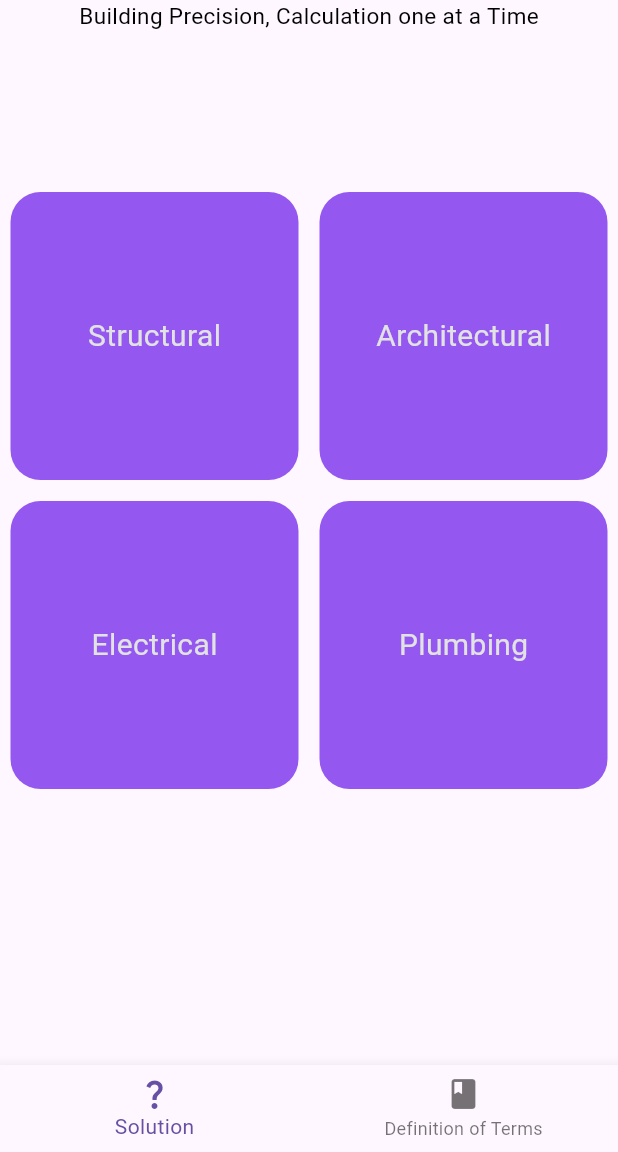
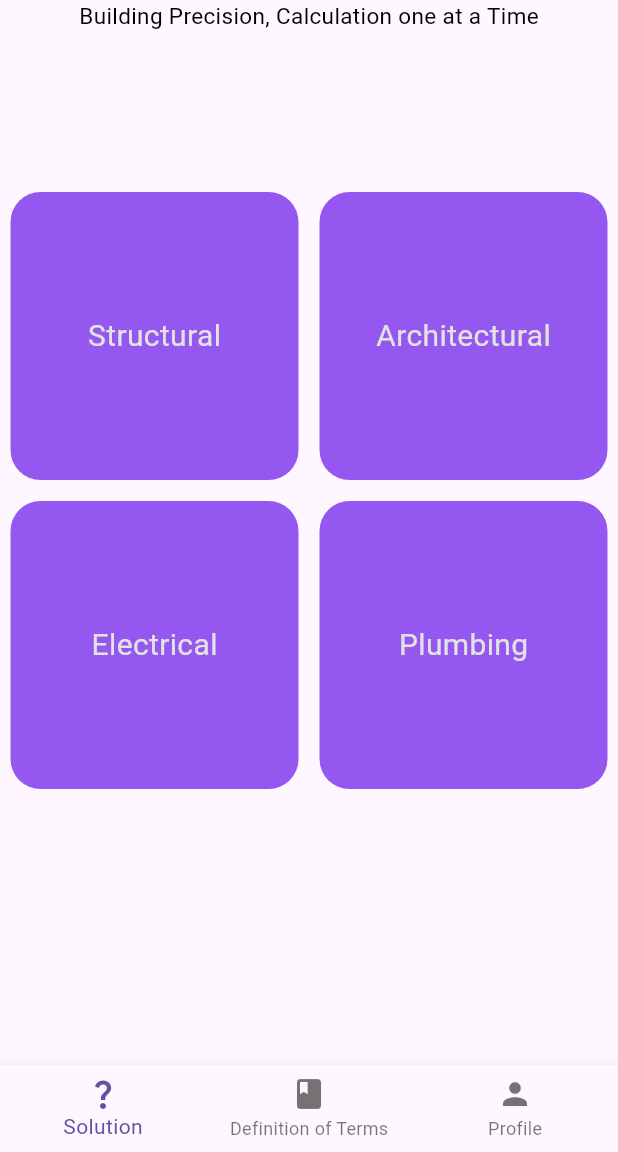
Before and after one commit to Kazuto-dev/thesismob, a Flutter app: the screen it shows after launch, on a phone screen of 412 x 824 dp, the part 84-1236 px from its top. Run offline on Flutter 3.47's test engine with Material 3 defaults, Android fonts, the phone set to English and light mode, and no system bars; our stand-ins replace firebase_auth, firebase_core, google_sign_in; accounts and stored records are empty.

Commit message:
changes 15/12/23

```diff
--- a/lib/frames/Mains/MainMenu.dart
+++ b/lib/frames/Mains/MainMenu.dart
@@ -1,6 +1,7 @@
-// ignore_for_file: prefer_const_constructors, prefer_const_literals_to_create_immutables
+// ignore_for_file: file_names, use_super_parameters, unused_import, prefer_const_constructors, prefer_const_literals_to_create_immutables
 
 import 'package:flutter/material.dart';
+import 'package:thesismob/frames/Mains/login.dart';
 
 List<String> types = [
   "Structural",
@@ -9,9 +10,10 @@ List<String> types = [
   "Plumbing",
 ];
 
-// ignore: camel_case_types
 class FirstPage extends StatelessWidget {
-  const FirstPage({Key? key}) : super(key: key);
+  final String? displayName;
+
+  const FirstPage({Key? key, this.displayName}) : super(key: key);
 
   @override
   Widget build(BuildContext context) {
@@ -39,7 +41,7 @@ class FirstPage extends StatelessWidget {
               alignment: Alignment.topCenter,
               child: DrawerHeader(
                 child: Text(
-                  "History",
+                  "Hi $displayName",
                   style: TextStyle(
                     fontSize: 30,
                     color: Color.fromARGB(255, 226, 226, 226),
@@ -132,6 +134,11 @@ class FirstPage extends StatelessWidget {
             label: "Definition of Terms",
             backgroundColor: Colors.blue,
           ),
+          BottomNavigationBarItem(
+            icon: Icon(Icons.person),
+            label: "Profile",
+            backgroundColor: Colors.blue,
+          )
         ],
         onTap: (index) {
           // Handle the tap for each item
@@ -139,6 +146,8 @@ class FirstPage extends StatelessWidget {
             Navigator.pushNamed(context, '/SolutionBox');
           } else if (index == 1) {
             Navigator.pushNamed(context, '/DefenitionBox');
+          } else if (index == 2) {
+            Navigator.pushNamed(context, '/profilepage');
           }
         },
       ),
```
Also changed, not shown: lib/frames/Mains/login.dart (+35 -18 lines), lib/frames/Mains/authn.dart (deleted), 1 other file.
